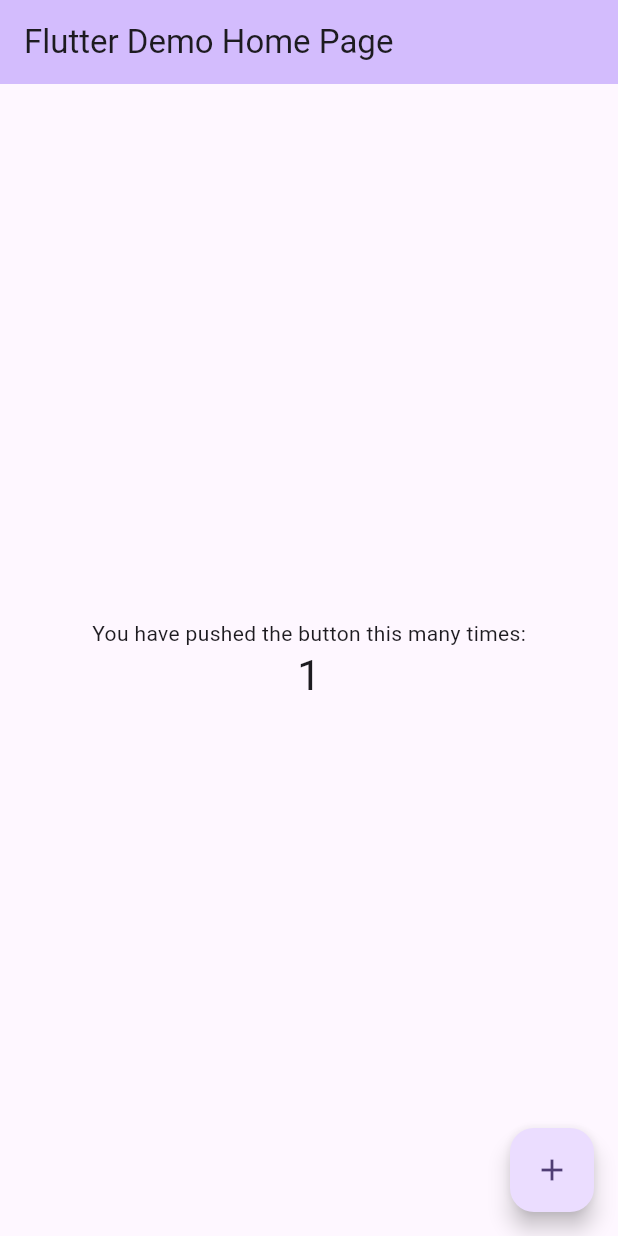
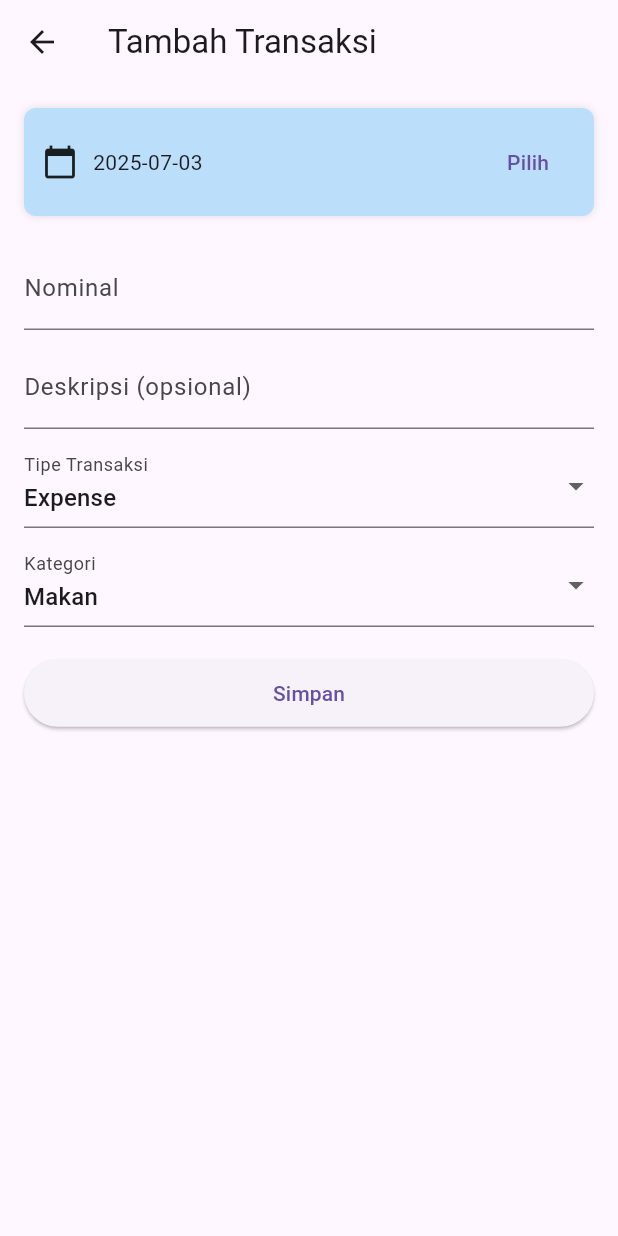
Before and after one commit to HgRayhan08/bilionare_budget, a Flutter app: the screen it shows after launch, after a tap on the "add" icon, on a phone screen of 412 x 824 dp. Run offline on Flutter 3.47's test engine with Material 3 defaults, Android fonts, the phone set to English and light mode, and no system bars; our stand-ins replace fl_chart, get, sqflite; accounts and stored records are empty.

Commit message:
menambahkan kode hasil AI

```diff
--- /dev/null
+++ b/lib/local_storage/local_storage.dart
@@ -0,0 +1,67 @@
+import 'package:sqflite/sqflite.dart';
+import 'package:path/path.dart';
+import '../models/transaction_model.dart';
+
+class LocalStorage {
+  static final LocalStorage _instance = LocalStorage._internal();
+  factory LocalStorage() => _instance;
+  LocalStorage._internal();
+
+  Database? _database;
+
+  Future<void> initDatabase() async {
+    final dbPath = await getDatabasesPath();
+    _database = await openDatabase(
+      join(dbPath, 'transaction.db'),
+      onCreate: (db, version) {
+        return db.execute('''
+          CREATE TABLE transactions(
+            id INTEGER PRIMARY KEY AUTOINCREMENT,
+            nominal INTEGER,
+            description TEXT,
+            date TEXT,
+            typeTransaction TEXT,
+            kategoriTransaction TEXT
+          )
+        ''');
+      },
+      version: 1,
+    );
+  }
+
+  Future<void> createTransaction(TransactionModel transaction) async {
+    await _database!.insert('transactions', transaction.toJson());
+  }
+
+  Future<void> deleteTransaction(int id) async {
+    await _database!.delete('transactions', where: 'id = ?', whereArgs: [id]);
+  }
+
+  Future<List<TransactionModel>> getTransactions() async {
+    final List<Map<String, dynamic>> data = await _database!.query(
+      'transactions',
+    );
+    return data.map((e) => TransactionModel.fromJson(e)).toList();
+  }
+
+  Future<List<TransactionModel>> getByType(String type) async {
+    final List<Map<String, dynamic>> data = await _database!.query(
+      'transactions',
+      where: 'typeTransaction = ?',
+      whereArgs: [type],
+    );
+    return data.map((e) => TransactionModel.fromJson(e)).toList();
+  }
+
+  Future<List<TransactionModel>> getByDateRange(
+    DateTime start,
+    DateTime end,
+  ) async {
+    final List<Map<String, dynamic>> data = await _database!.query(
+      'transactions',
+      where: 'date BETWEEN ? AND ?',
+      whereArgs: [start.toIso8601String(), end.toIso8601String()],
+    );
+    return data.map((e) => TransactionModel.fromJson(e)).toList();
+  }
+}
--- a/lib/main.dart
+++ b/lib/main.dart
@@ -1,122 +1,22 @@
 import 'package:flutter/material.dart';
+import 'package:get/get.dart';
+import 'pages/bottom_navigasi_page.dart';
+import 'local_storage/local_storage.dart';
 
-void main() {
-  runApp(const MyApp());
+void main() async {
+  WidgetsFlutterBinding.ensureInitialized();
+  await LocalStorage().initDatabase();
+  runApp(MyApp());
 }
 
 class MyApp extends StatelessWidget {
-  const MyApp({super.key});
-
-  // This widget is the root of your application.
   @override
   Widget build(BuildContext context) {
-    return MaterialApp(
-      title: 'Flutter Demo',
-      theme: ThemeData(
-        // This is the theme of your application.
-        //
-        // TRY THIS: Try running your application with "flutter run". You'll see
-        // the application has a purple toolbar. Then, without quitting the app,
-        // try changing the seedColor in the colorScheme below to Colors.green
-        // and then invoke "hot reload" (save your changes or press the "hot
-        // reload" button in a Flutter-supported IDE, or press "r" if you used
-        // the command line to start the app).
-        //
-        // Notice that the counter didn't reset back to zero; the application
-        // state is not lost during the reload. To reset the state, use hot
-        // restart instead.
-        //
-        // This works for code too, not just values: Most code changes can be
-        // tested with just a hot reload.
-        colorScheme: ColorScheme.fromSeed(seedColor: Colors.deepPurple),
-      ),
-      home: const MyHomePage(title: 'Flutter Demo Home Page'),
+    return GetMaterialApp(
+      title: 'Keuangan Pribadi',
+      theme: ThemeData(primarySwatch: Colors.blue),
+      home: BottomNavigasiPage(),
+      debugShowCheckedModeBanner: false,
     );
   }
 }
-
-class MyHomePage extends StatefulWidget {
-  const MyHomePage({super.key, required this.title});
-
-  // This widget is the home page of your application. It is stateful, meaning
-  // that it has a State object (defined below) that contains fields that affect
-  // how it looks.
-
-  // This class is the configuration for the state. It holds the values (in this
-  // case the title) provided by the parent (in this case the App widget) and
-  // used by the build method of the State. Fields in a Widget subclass are
-  // always marked "final".
-
-  final String title;
-
-  @override
-  State<MyHomePage> createState() => _MyHomePageState();
-}
-
-class _MyHomePageState extends State<MyHomePage> {
-  int _counter = 0;
-
-  void _incrementCounter() {
-    setState(() {
-      // This call to setState tells the Flutter framework that something has
-      // changed in this State, which causes it to rerun the build method below
-      // so that the display can reflect the updated values. If we changed
-      // _counter without calling setState(), then the build method would not be
-      // called again, and so nothing would appear to happen.
-      _counter++;
-    });
-  }
-
-  @override
-  Widget build(BuildContext context) {
-    // This method is rerun every time setState is called, for instance as done
-    // by the _incrementCounter method above.
-    //
-    // The Flutter framework has been optimized to make rerunning build methods
-    // fast, so that you can just rebuild anything that needs updating rather
-    // than having to individually change instances of widgets.
-    return Scaffold(
-      appBar: AppBar(
-        // TRY THIS: Try changing the color here to a specific color (to
-        // Colors.amber, perhaps?) and trigger a hot reload to see the AppBar
-        // change color while the other colors stay the same.
-        backgroundColor: Theme.of(context).colorScheme.inversePrimary,
-        // Here we take the value from the MyHomePage object that was created by
-        // the App.build method, and use it to set our appbar title.
-        title: Text(widget.title),
-      ),
-      body: Center(
-        // Center is a layout widget. It takes a single child and positions it
-        // in the middle of the parent.
-        child: Column(
-          // Column is also a layout widget. It takes a list of children and
-          // arranges them vertically. By default, it sizes itself to fit its
-          // children horizontally, and tries to be as tall as its parent.
-          //
-          // Column has various properties to control how it sizes itself and
-          // how it positions its children. Here we use mainAxisAlignment to
-          // center the children vertically; the main axis here is the vertical
-          // axis because Columns are vertical (the cross axis would be
-          // horizontal).
-          //
-          // TRY THIS: Invoke "debug painting" (choose the "Toggle Debug Paint"
-          // action in the IDE, or press "p" in the console), to see the
-          // wireframe for each widget.
-          mainAxisAlignment: MainAxisAlignment.center,
-          children: <Widget>[
-            const Text('You have pushed the button this many times:'),
-            Text(
-              '$_counter',
-              style: Theme.of(context).textTheme.headlineMedium,
-            ),
-          ],
-        ),
-      ),
-      floatingActionButton: FloatingActionButton(
-        onPressed: _incrementCounter,
-        tooltip: 'Increment',
-        child: const Icon(Icons.add),
-      ), // This trailing comma makes auto-formatting nicer for build methods.
-    );
-  }
-}
--- /dev/null
+++ b/lib/models/transaction_model.dart
@@ -0,0 +1,36 @@
+class TransactionModel {
+  final int nominal;
+  final String? description;
+  final DateTime date;
+  final String typeTransaction;
+  final String kategoriTransaction;
+  final int? id;
+
+  TransactionModel({
+    required this.nominal,
+    this.description,
+    required this.date,
+    required this.typeTransaction,
+    required this.kategoriTransaction,
+    this.id,
+  });
+
+  factory TransactionModel.fromJson(Map<String, dynamic> json) =>
+      TransactionModel(
+        id: json['id'],
+        nominal: json['nominal'],
+        description: json['description'],
+        date: DateTime.parse(json['date']),
+        typeTransaction: json['typeTransaction'],
+        kategoriTransaction: json['kategoriTransaction'],
+      );
+
+  Map<String, dynamic> toJson() => {
+    'id': id,
+    'nominal': nominal,
+    'description': description,
+    'date': date.toIso8601String(),
+    'typeTransaction': typeTransaction,
+    'kategoriTransaction': kategoriTransaction,
+  };
+}
--- /dev/null
+++ b/lib/pages/add_transaction_page.dart
@@ -0,0 +1,140 @@
+// =======================
+// File: pages/add_transaction_page.dart
+// =======================
+import 'package:bilionare_budget/controller/transaction_controller.dart';
+import 'package:flutter/material.dart';
+import 'package:get/get.dart';
+import '../models/transaction_model.dart';
+
+class AddTransactionPage extends StatefulWidget {
+  @override
+  _AddTransactionPageState createState() => _AddTransactionPageState();
+}
+
+class _AddTransactionPageState extends State<AddTransactionPage> {
+  final _formKey = GlobalKey<FormState>();
+  final _nominalController = TextEditingController();
+  final _descriptionController = TextEditingController();
+  final controller = Get.find<TransactionController>();
+
+  String _selectedType = 'Expense';
+  String _selectedCategory = 'Makan';
+  DateTime _selectedDate = DateTime.now();
+
+  void _submit() async {
+    if (_formKey.currentState!.validate()) {
+      try {
+        final trx = TransactionModel(
+          nominal: int.parse(_nominalController.text),
+          description: _descriptionController.text,
+          date: _selectedDate,
+          typeTransaction: _selectedType,
+          kategoriTransaction: _selectedCategory,
+        );
+        await controller.addTransaction(trx);
+        Get.back();
+        Get.snackbar(
+          'Sukses',
+          'Transaksi berhasil ditambahkan',
+          backgroundColor: Colors.green.shade100,
+        );
+      } catch (e) {
+        Get.snackbar(
+          'Gagal',
+          'Terjadi kesalahan',
+          backgroundColor: Colors.red.shade100,
+        );
+      }
+    }
+  }
+
+  @override
+  Widget build(BuildContext context) {
+    return Scaffold(
+      appBar: AppBar(title: Text('Tambah Transaksi')),
+      body: SingleChildScrollView(
+        padding: const EdgeInsets.all(16),
+        child: Form(
+          key: _formKey,
+          child: Column(
+            crossAxisAlignment: CrossAxisAlignment.start,
+            children: [
+              Container(
+                padding: EdgeInsets.all(12),
+                decoration: BoxDecoration(
+                  color: Colors.blue.shade100,
+                  borderRadius: BorderRadius.circular(8),
+                  boxShadow: [BoxShadow(color: Colors.black12, blurRadius: 4)],
+                ),
+                child: Row(
+                  children: [
+                    Icon(Icons.calendar_today),
+                    SizedBox(width: 10),
+                    Text('${_selectedDate.toLocal()}'.split(' ')[0]),
+                    Spacer(),
+                    TextButton(
+                      onPressed: () async {
+                        final picked = await showDatePicker(
+                          context: context,
+                          initialDate: _selectedDate,
+                          firstDate: DateTime(2000),
+                          lastDate: DateTime(2101),
+                        );
+                        if (picked != null)
+                          setState(() => _selectedDate = picked);
+                      },
+                      child: Text('Pilih'),
+                    ),
+                  ],
+                ),
+              ),
+              SizedBox(height: 20),
+              TextFormField(
+                controller: _nominalController,
+                keyboardType: TextInputType.number,
+                decoration: InputDecoration(labelText: 'Nominal'),
+                validator: (val) =>
+                    val == null || val.isEmpty ? 'Wajib diisi' : null,
+              ),
+              SizedBox(height: 10),
+              TextFormField(
+                controller: _descriptionController,
+                decoration: InputDecoration(labelText: 'Deskripsi (opsional)'),
+              ),
+              SizedBox(height: 10),
+              DropdownButtonFormField<String>(
+                value: _selectedType,
+                decoration: InputDecoration(labelText: 'Tipe Transaksi'),
+                items: ['Income', 'Expense']
+                    .map(
+                      (val) => DropdownMenuItem(value: val, child: Text(val)),
+                    )
+                    .toList(),
+                onChanged: (val) => setState(() => _selectedType = val!),
+              ),
+              SizedBox(height: 10),
+              DropdownButtonFormField<String>(
+                value: _selectedCategory,
+                decoration: InputDecoration(labelText: 'Kategori'),
+                items: ['Makan', 'Jalan-jalan', 'Belanja', 'Gaji', 'Lainnya']
+                    .map(
+                      (val) => DropdownMenuItem(value: val, child: Text(val)),
+                    )
+                    .toList(),
+                onChanged: (val) => setState(() => _selectedCategory = val!),
+              ),
+              SizedBox(height: 20),
+              ElevatedButton(
+                onPressed: _submit,
+                child: Text('Simpan'),
+                style: ElevatedButton.styleFrom(
+                  minimumSize: Size.fromHeight(45),
+                ),
+              ),
+            ],
+          ),
+        ),
+      ),
+    );
+  }
+}
--- /dev/null
+++ b/lib/pages/bottom_navigasi_page.dart
@@ -0,0 +1,39 @@
+
+// =======================
+// File: pages/bottom_navigasi_page.dart
+// =======================
+import 'package:flutter/material.dart';
+import 'home_page.dart';
+import 'diagram_page.dart';
+import 'history_page.dart';
+
+class BottomNavigasiPage extends StatefulWidget {
+  @override
+  _BottomNavigasiPageState createState() => _BottomNavigasiPageState();
+}
+
+class _BottomNavigasiPageState extends State<BottomNavigasiPage> {
+  int _selectedIndex = 0;
+
+  final List<Widget> _pages = [HomePage(), DiagramPage(), HistoryPage()];
+
+  void _onItemTapped(int index) {
+    setState(() => _selectedIndex = index);
+  }
+
+  @override
+  Widget build(BuildContext context) {
+    return Scaffold(
+      body: _pages[_selectedIndex],
+      bottomNavigationBar: BottomNavigationBar(
+        currentIndex: _selectedIndex,
+        onTap: _onItemTapped,
+        items: [
+          BottomNavigationBarItem(icon: Icon(Icons.home), label: 'Home'),
+          BottomNavigationBarItem(icon: Icon(Icons.pie_chart), label: 'Diagram'),
+          BottomNavigationBarItem(icon: Icon(Icons.history), label: 'Riwayat'),
+        ],
+      ),
+    );
+  }
+}
--- /dev/null
+++ b/lib/pages/home_page.dart
@@ -0,0 +1,81 @@
+// =======================
+// File: pages/home_page.dart
+// =======================
+import 'package:bilionare_budget/controller/transaction_controller.dart';
+import 'package:flutter/material.dart';
+import 'package:get/get.dart';
+import 'add_transaction_page.dart';
+
+class HomePage extends StatelessWidget {
+  final TransactionController controller = Get.put(TransactionController());
+
+  @override
+  Widget build(BuildContext context) {
+    return Scaffold(
+      appBar: AppBar(title: Text('Beranda')),
+      body: Padding(
+        padding: const EdgeInsets.all(16.0),
+        child: Column(
+          crossAxisAlignment: CrossAxisAlignment.start,
+          children: [
+            Obx(
+              () => Container(
+                width: MediaQuery.of(context).size.width * 0.8,
+                padding: EdgeInsets.all(16),
+                decoration: BoxDecoration(
+                  color: Colors.lightBlueAccent,
+                  boxShadow: [BoxShadow(color: Colors.black12, blurRadius: 6)],
+                  borderRadius: BorderRadius.circular(12),
+                ),
+                child: Text(
+                  'Total: ${controller.formatCurrency(controller.total)}',
+                  style: TextStyle(fontSize: 20, fontWeight: FontWeight.bold),
+                  textAlign: TextAlign.left,
+                ),
+              ),
+            ),
+            SizedBox(height: 20),
+            Text(
+              'Transaksi Terbaru',
+              style: TextStyle(fontWeight: FontWeight.bold),
+            ),
+            Expanded(
+              child: Obx(() {
+                final items = controller.getRecentTransactions(5);
+                return ListView.builder(
+                  itemCount: items.length,
+                  itemBuilder: (context, index) {
+                    final item = items[index];
+                    return Dismissible(
+                      key: Key(item.id.toString()),
+                      direction: DismissDirection.endToStart,
+                      background: Container(
+                        alignment: Alignment.centerRight,
+                        color: Colors.red,
+                        padding: EdgeInsets.symmetric(horizontal: 20),
+                        child: Icon(Icons.delete, color: Colors.white),
+                      ),
+                      onDismissed: (_) =>
+                          controller.removeTransaction(item.id!),
+                      child: ListTile(
+                        title: Text(item.description ?? '-'),
+                        subtitle: Text(
+                          '${item.kategoriTransaction} - ${item.date.toLocal()}',
+                        ),
+                        trailing: Text(controller.formatCurrency(item.nominal)),
+                      ),
+                    );
+                  },
+                );
+              }),
+            ),
+          ],
+        ),
+      ),
+      floatingActionButton: FloatingActionButton(
+        onPressed: () => Get.to(() => AddTransactionPage()),
+        child: Icon(Icons.add),
+      ),
+    );
+  }
+}
--- a/pubspec.yaml
+++ b/pubspec.yaml
@@ -34,6 +34,10 @@ dependencies:
   # The following adds the Cupertino Icons font to your application.
   # Use with the CupertinoIcons class for iOS style icons.
   cupertino_icons: ^1.0.8
+  sqflite: ^2.4.2
+  intl: ^0.20.2
+  fl_chart: ^1.0.0
+  get: ^4.7.2
 
 dev_dependencies:
   flutter_test:
```
Also changed, not shown: lib/pages/diagram_page.dart (added, +123 -0 lines), lib/pages/history_page.dart (added, +86 -0 lines), lib/controller/transaction_controller.dart (added), pubspec.lock, 2 other files.
